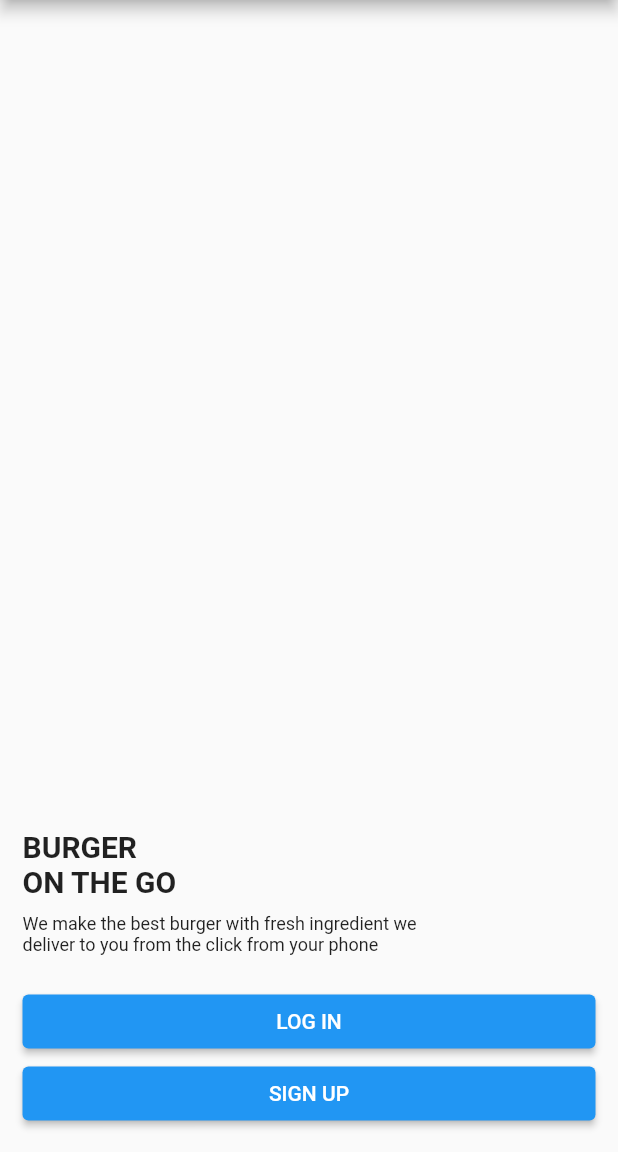
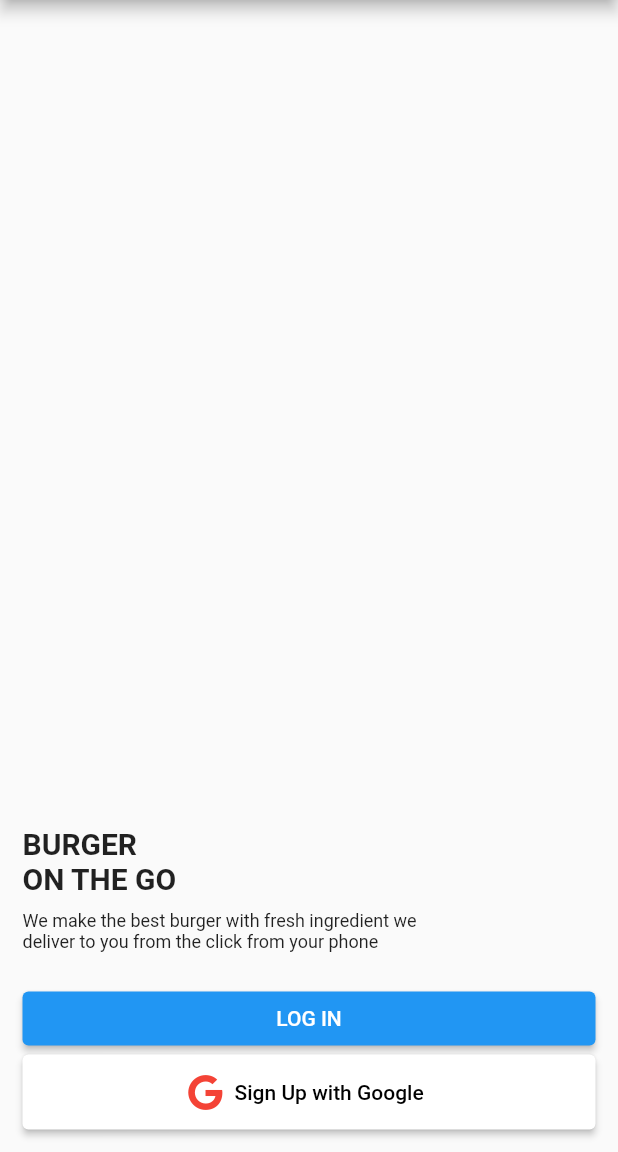
Before and after one commit to Radityaz/atr_burger, a Flutter app: the screen it shows after launch, on a phone screen of 412 x 824 dp, the part 84-1236 px from its top. Run offline on Flutter 3.47's test engine with Material 2 defaults, Android fonts, the phone set to English and light mode, and no system bars; our stand-ins replace firebase_auth, font_awesome_flutter, get, google_sign_in; accounts and stored records are empty.

Commit message:
[Agung] Google Sign In

```diff
--- a/lib/main.dart
+++ b/lib/main.dart
@@ -1,6 +1,16 @@
 import 'package:atr_burger/page/splashscreen.dart';
+import 'package:atr_burger/provider/google_sign_in.dart';
 import 'package:flutter/material.dart';
 import 'package:get/get.dart';
+import 'package:provider/provider.dart';
+// import 'package:firebase_core/firebase_core.dart';
+
+// Future main() async {
+//   WidgetsFlutterBinding.ensureInitialized();
+//   await Firebase.initializeApp();
+
+//   runApp(MyApp());
+// }
 
 void main() {
   runApp(const MyApp());
@@ -10,10 +20,17 @@ class MyApp extends StatelessWidget {
   const MyApp({super.key});
 
   @override
-  Widget build(BuildContext context) {
-    return GetMaterialApp(
+  Widget build(BuildContext context) => ChangeNotifierProvider(
+    create: (context) => GoogleSignInProvider(),
+    child: MaterialApp(
       debugShowCheckedModeBanner: false,
+      // title: title,
       home: SplashScreen(),
-    );
-  }
+    ),
+  );
+    // return GetMaterialApp(
+    //   debugShowCheckedModeBanner: false,
+    //   home: SplashScreen(),
+    // );
+
 }
--- a/lib/page/welcomepage.dart
+++ b/lib/page/welcomepage.dart
@@ -1,8 +1,11 @@
 import 'package:atr_burger/page/loginpage.dart';
 import 'package:atr_burger/page/signuppage.dart';
+import 'package:atr_burger/provider/google_sign_in.dart';
 import 'package:flutter/material.dart';
 import 'package:flutter/src/widgets/container.dart';
 import 'package:flutter/src/widgets/framework.dart';
+import 'package:font_awesome_flutter/font_awesome_flutter.dart';
+import 'package:provider/provider.dart';
 
 class WelcomePage extends StatelessWidget {
   const WelcomePage({super.key});
@@ -35,14 +38,20 @@ class WelcomePage extends StatelessWidget {
                   child: Text("LOG IN"),
                   )
                 ),
-                  ElevatedButton(
-                  onPressed: () {Navigator.push(context,MaterialPageRoute(builder: (context)=>SignUpPage()));},
-                  child: Container(
-                  alignment: Alignment.center,
-                  width: MediaQuery.of(context).size.width,
-                  child: Text("SIGN UP"),
-                  )
-                )
+                  ElevatedButton.icon(
+                    style: ElevatedButton.styleFrom(
+                      primary: Colors.white,
+                      onPrimary: Colors.black,
+                      minimumSize: Size(double.infinity, 50),
+                    ),
+                  icon: FaIcon(FontAwesomeIcons.google, color:Colors.red),
+                  label: Text('Sign Up with Google'),
+                  onPressed: () {
+                    final provider =
+                        Provider.of<GoogleSignInProvider>(context, listen: false);
+                    provider.googleLogin();
+                  },
+                ),
               ],
             ),
           )
```
Also changed, not shown: lib/page/home_page.dart (added, +26 -0 lines), lib/provider/google_sign_in.dart (added, +37 -0 lines), lib/widget/logged_in_widget.dart (added, +59 -0 lines), pubspec.yaml (+10 -0 lines), pubspec.lock, 4 other files.
